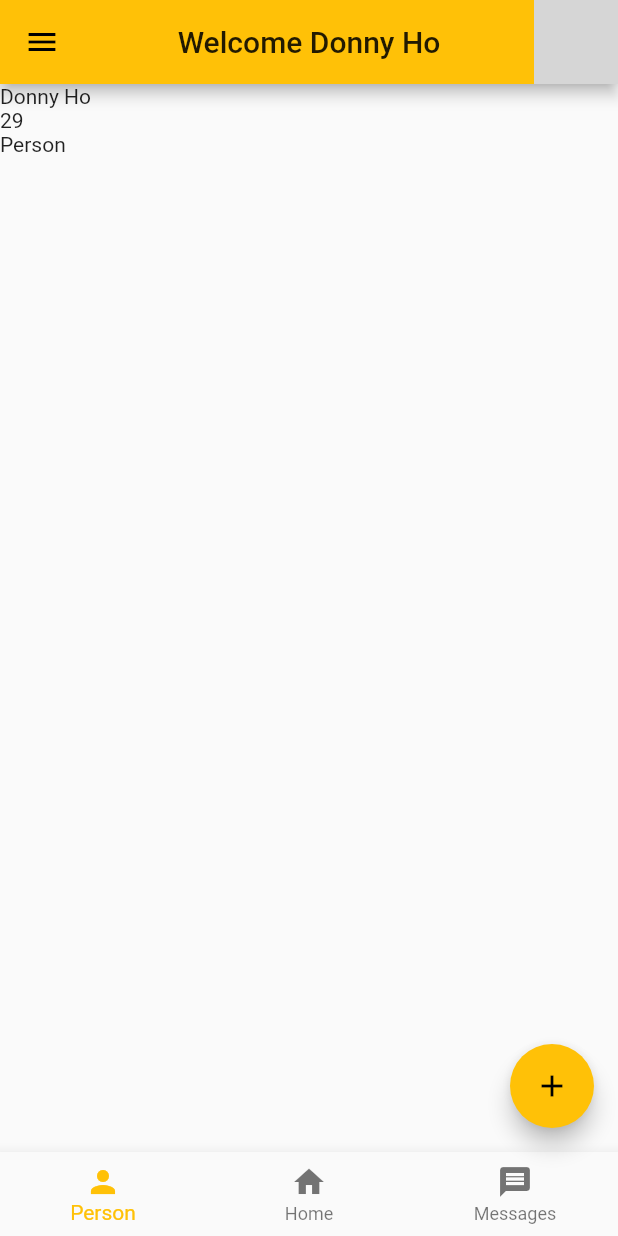
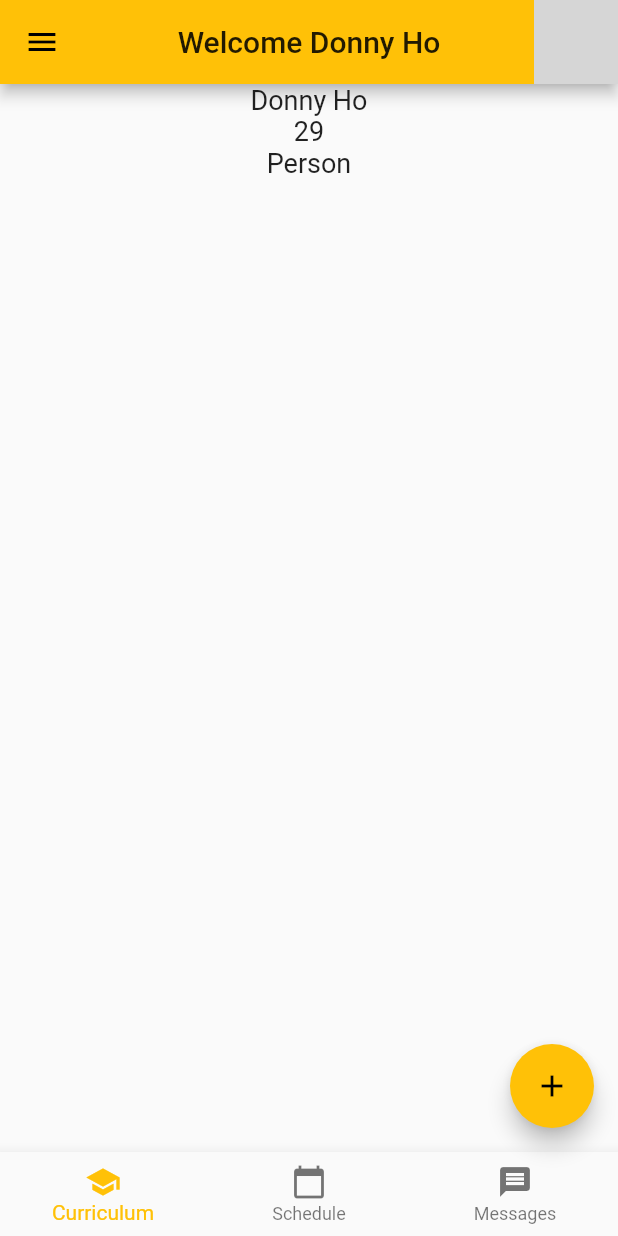
Before and after one commit to floyergilmour/dating_app, a Flutter app: the screen it shows after launch, on a phone screen of 412 x 824 dp. Run offline on Flutter 3.47's test engine with Material 2 defaults, Android fonts, the phone set to English and light mode, and no system bars; grey boxes are pictures that could not be loaded.

Commit message:
fixed bottom navbar

```diff
--- /dev/null
+++ b/lib/NavToNewPageBottomNav/NavToNewPageBottomNav.dart
@@ -0,0 +1,64 @@
+import 'package:flutter/material.dart';
+import 'package:school_app/mainAppBar/mainAppBar.dart';
+
+class NavToNewPageBottomNav extends StatefulWidget {
+  @override
+  NavToNewPageBottomNavState createState() {
+    return new NavToNewPageBottomNavState();
+  }
+
+}
+
+class NavToNewPageBottomNavState extends State<NavToNewPageBottomNav> {
+  String text = 'Home';
+  int _selectedCountryIndex = 0;
+
+  _onTap(int index) {
+    setState(() {
+      _selectedCountryIndex = index;
+    });
+
+    return new NewPage();
+  }
+
+  @override
+  Widget build(BuildContext context) {
+
+    return BottomNavigationBar(
+      currentIndex: _selectedCountryIndex,
+      type: BottomNavigationBarType.fixed,
+      items: <BottomNavigationBarItem>[
+        BottomNavigationBarItem(
+          icon: Icon(Icons.school),
+          title: Text("Curriculum"),
+        ),
+        BottomNavigationBarItem(
+          icon: Icon(Icons.calendar_today),
+          title: Text("Schedule"),
+        ),
+        BottomNavigationBarItem(
+          icon: Icon(Icons.message),
+          title: Text("Messages"),
+        ),
+      ],
+      onTap: _onTap,
+    );
+  }
+}
+
+class NewPage extends StatelessWidget {
+  var height = AppBar().preferredSize.height;
+  @override
+  Widget build(BuildContext context) {
+    return Scaffold(
+      appBar: MainAppBar(
+          appBarTitle: "Welcome Donny" ,
+          appBarHeight: height,
+          imageUrl:
+          "/Users/donnyh/code/school_app/assets/images/mockProfileImage.jpeg"),
+      body: Center(
+          child: Text("New Page",
+              style: TextStyle(fontSize: 21, fontWeight: FontWeight.bold))),
+    );
+  }
+}
--- a/lib/main.dart
+++ b/lib/main.dart
@@ -2,6 +2,7 @@ import 'package:flutter/material.dart';
 import 'package:school_app/User/User.dart';
 import 'sideDrawer/sideDrawer.dart';
 import 'mainAppBar/mainAppBar.dart';
+import 'package:school_app/NavToNewPageBottomNav/NavToNewPageBottomNav.dart';
 
 void main() {
   runApp(MyApp());
@@ -30,13 +31,7 @@ class MyHomePage extends StatefulWidget {
 }
 
 class _MyHomePageState extends State<MyHomePage> {
-  int _counter = 0;
   int  selectedPage = 0;
-  void _incrementCounter() {
-    setState(() {
-      _counter++;
-    });
-  }
 
   @override
   Widget build(BuildContext context) {
@@ -51,9 +46,9 @@ class _MyHomePageState extends State<MyHomePage> {
         gender: Gender.male);
 
     final _pageOptions = [
-      Text("Person",),
-      Text("Home",),
-      Text("Messages"),
+      Text("Person", style: TextStyle(fontSize: 18.0),),
+      Text("Home", style: TextStyle(fontSize: 18.0),),
+      Text("Messages", style: TextStyle(fontSize: 18.0),),
     ];
 
     return Scaffold(
@@ -66,9 +61,9 @@ class _MyHomePageState extends State<MyHomePage> {
       body: Center(
         child: ListView(
           children: <Widget>[
-            Text(person1.getFullName()),
-            Text(person1.getAge().toString()),
-            _pageOptions[selectedPage],
+            Center(child: Text(person1.getFullName(),style: TextStyle(fontSize: 18.0),)),
+            Center(child: Text(person1.getAge().toString(),style: TextStyle(fontSize: 18.0),)),
+            Center(child: _pageOptions[selectedPage]),
             ]
           ),
       )
@@ -89,32 +84,10 @@ class _MyHomePageState extends State<MyHomePage> {
       //),
       //),
       floatingActionButton: FloatingActionButton(
-        onPressed: _incrementCounter,
         tooltip: 'Increment',
         child: Icon(Icons.add),
       ),
-      bottomNavigationBar: BottomNavigationBar(
-          currentIndex: selectedPage,
-          onTap: (index) {
-            setState(() {
-              selectedPage = index;
-            });
-          },
-          items: [
-            BottomNavigationBarItem(
-                icon: Icon(Icons.person),
-                title: Text("Person")
-            ),
-            BottomNavigationBarItem(
-              icon: Icon(Icons.home),
-              title: Text("Home"),
-            ),
-            BottomNavigationBarItem(
-                icon: Icon(Icons.message),
-                title: Text("Messages")
-            ),
-          ]
-      ),
+      bottomNavigationBar: NavToNewPageBottomNav(),
     );
   }
 }
--- a/pubspec.yaml
+++ b/pubspec.yaml
@@ -20,6 +20,7 @@ dependencies:
   flutter:
     sdk: flutter
   built_value: ^6.7.1
+  flutter_login: ^1.0.14
 
 
   # The following adds the Cupertino Icons font to your application.
```
Also changed, not shown: lib/bottomNavigationBar/bottomNavigationBar.dart (deleted, +0 -42 lines), pubspec.lock, 2 other files.
